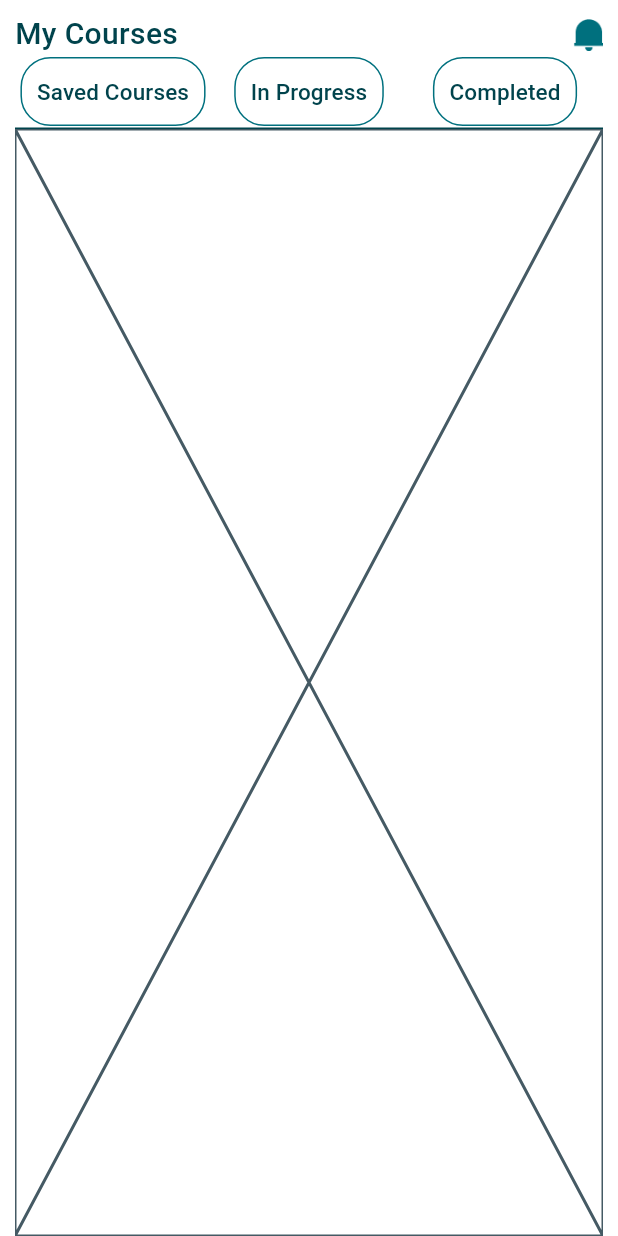
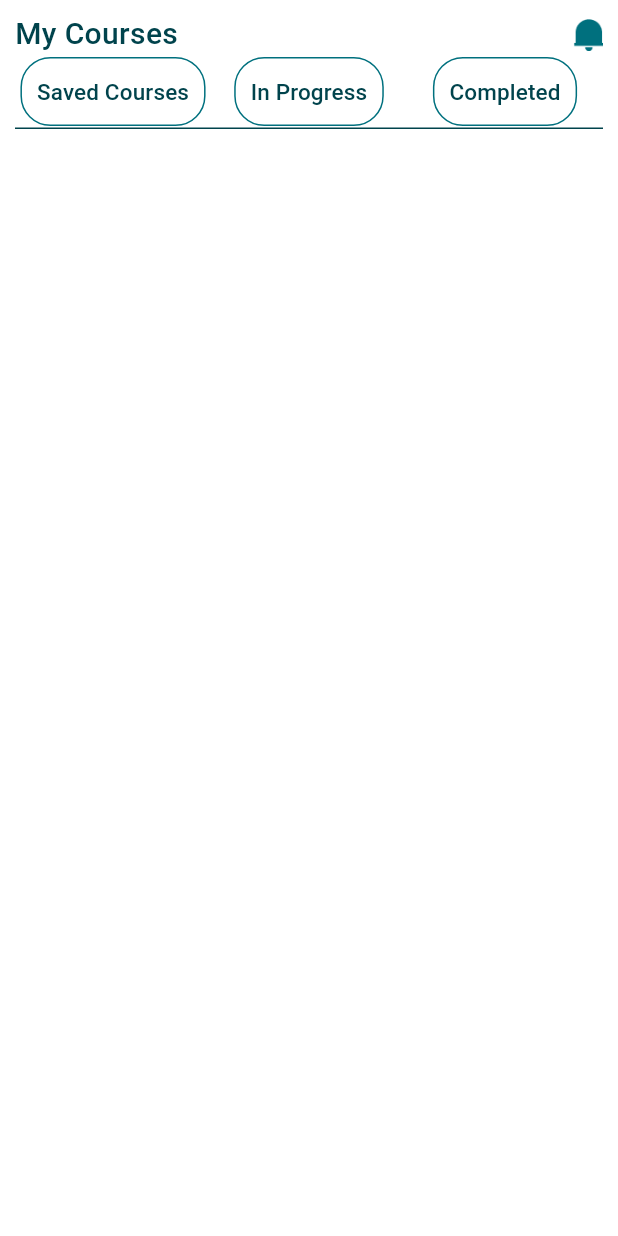
Before and after one commit to swagatapal/E_Learning, a Flutter app: the MyCourseTab screen opened directly, on a phone screen of 412 x 824 dp. Run offline on Flutter 3.47's test engine with Material 3 defaults, Android fonts, the phone set to English and light mode, and no system bars; our stand-ins replace flutter_bounce, persistent_bottom_nav_bar, smooth_page_indicator.

Commit message:
my Course tab ui

```diff
--- a/lib/Screens/MyCourse/View/my_course_tab.dart
+++ b/lib/Screens/MyCourse/View/my_course_tab.dart
@@ -41,9 +41,9 @@ class _MyCourseTabState extends State<MyCourseTab> {
                 Expanded(
                   child: TabBarView(
                     children: [
-                      Center(child: SavedCourse()),
-                      Center(child: InProgress()),
-                      Center(child: CompletedPage()),
+                      SavedCourse(),
+                      InProgress(),
+                      CompletedPage(),
                     ],
                   ),
                 ),
--- a/lib/Screens/MyCourse/Widgets/completed_page.dart
+++ b/lib/Screens/MyCourse/Widgets/completed_page.dart
@@ -10,6 +10,8 @@ class CompletedPage extends StatefulWidget {
 class _CompletedPageState extends State<CompletedPage> {
   @override
   Widget build(BuildContext context) {
-    return const Placeholder();
+    return Scaffold(
+
+    );
   }
 }
--- a/lib/Screens/MyCourse/Widgets/in_progress.dart
+++ b/lib/Screens/MyCourse/Widgets/in_progress.dart
@@ -10,6 +10,6 @@ class InProgress extends StatefulWidget {
 class _InProgressState extends State<InProgress> {
   @override
   Widget build(BuildContext context) {
-    return const Placeholder();
+    return Scaffold();
   }
 }
--- a/lib/Screens/MyCourse/Widgets/saved_course.dart
+++ b/lib/Screens/MyCourse/Widgets/saved_course.dart
@@ -10,6 +10,6 @@ class SavedCourse extends StatefulWidget {
 class _SavedCourseState extends State<SavedCourse> {
   @override
   Widget build(BuildContext context) {
-    return const Placeholder();
+    return Scaffold();
   }
 }
```
